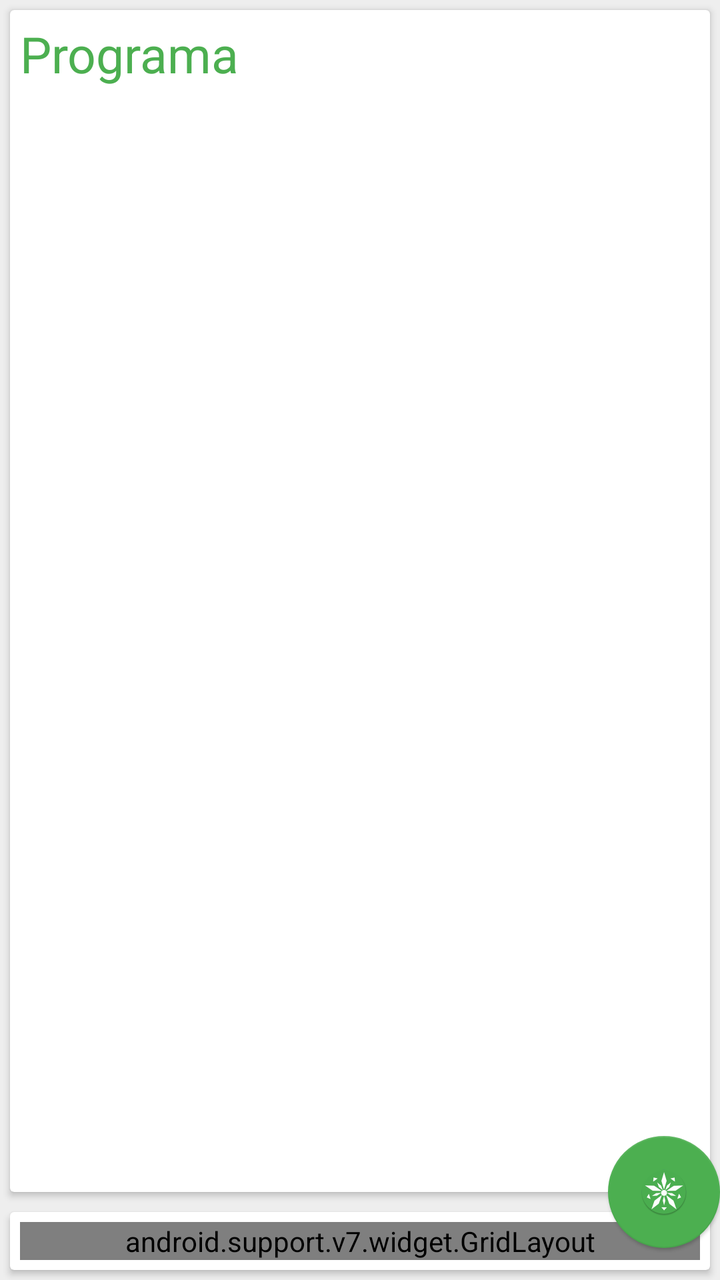
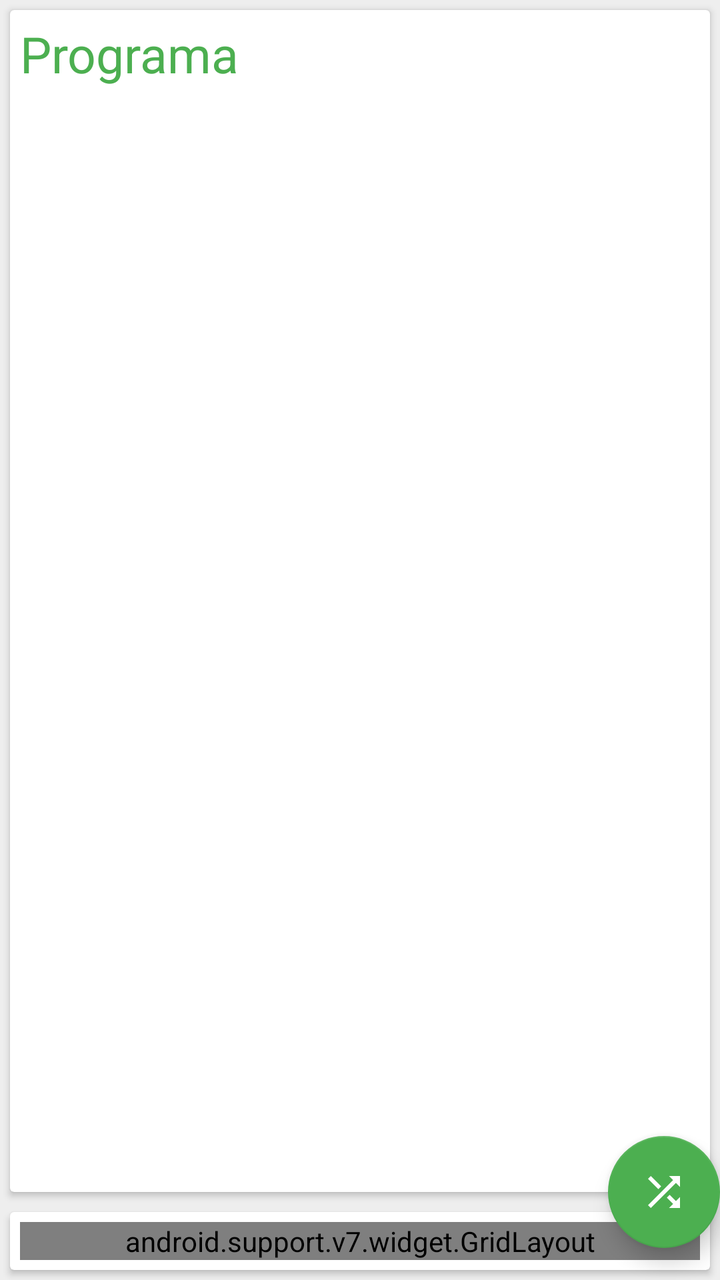

An Android layout rendered at two revisions. The XML below is the earlier revision; the diff shows what the commit changed to produce the second picture.
<!-- AndroidManifest.xml: application theme AppTheme -->
<!-- res/layout/degree_class_fragment.xml -->
<android.support.design.widget.CoordinatorLayout xmlns:android="http://schemas.android.com/apk/res/android"
    xmlns:app="http://schemas.android.com/apk/res-auto"
    xmlns:tools="http://schemas.android.com/tools"
    android:layout_width="match_parent"
    android:layout_height="match_parent">

    <android.support.design.widget.FloatingActionButton
        android:id="@+id/floatingActionButton"
        android:layout_width="match_parent"
        android:layout_height="wrap_content"
        android:clickable="true"
        android:scaleType="center"
        app:backgroundTint="@color/colorPrimary"
        app:elevation="1dp"
        app:fabSize="normal"
        app:layout_anchor="@+id/class_list"
        app:layout_anchorGravity="bottom|right"
        app:srcCompat="@drawable/swe_ranker_logo_round" />

    <LinearLayout
        android:layout_width="match_parent"
        android:layout_height="match_parent"
        android:orientation="vertical"
        tools:context="pt.cmg.sweranker.degrees.DegreeClassFragment"
        android:background="@color/darkerBackground">


        <android.support.v7.widget.CardView
            android:id="@+id/class_list"
            android:layout_width="match_parent"
            android:layout_height="0px"
            android:layout_margin="@dimen/card_margin"
            android:layout_weight="5"
            app:contentPadding="@dimen/card_inner_padding">

            <LinearLayout
                android:layout_width="match_parent"
                android:layout_height="match_parent"
                android:orientation="vertical">

                <TextView
                    android:id="@+id/class_curriculum"
                    android:layout_width="match_parent"
                    android:layout_height="wrap_content"
                    android:paddingBottom="@dimen/degree_class_title_botttom_padding"
                    android:text="@string/program"
                    android:textColor="@color/colorPrimary"
                    android:textSize="@dimen/degree_class_title_size" />

                <android.support.v7.widget.RecyclerView
                    android:id="@+id/degree_program_list"
                    android:layout_width="match_parent"
                    android:layout_height="match_parent" />

            </LinearLayout>
        </android.support.v7.widget.CardView>

        <android.support.v7.widget.CardView
            android:id="@+id/class_info"
            android:layout_width="match_parent"
            android:layout_height="wrap_content"
            android:layout_margin="@dimen/card_margin"
            app:contentPadding="@dimen/card_inner_padding">

            <android.support.v7.widget.GridLayout xmlns:grid="http://schemas.android.com/apk/res-auto"
                android:layout_width="match_parent"
                android:layout_height="match_parent"
                app:columnCount="4"
                app:rowCount="2">

                <TextView
                    android:id="@+id/textView2"
                    android:layout_width="wrap_content"
                    android:layout_height="wrap_content"
                    android:text="@string/year"
                    android:textColor="@color/colorPrimary"
                    android:textSize="@dimen/degree_class_subtitle_size"
                    app:layout_column="0"
                    app:layout_row="0"
                    grid:layout_columnWeight="0" />

                <TextView
                    android:id="@+id/year"
                    android:layout_width="wrap_content"
                    android:layout_height="wrap_content"
                    android:layout_alignParentStart="true"
                    android:layout_alignParentTop="true"
                    android:gravity="center_horizontal"
                    android:text="5"
                    android:textSize="@dimen/degree_class_subtitle_size"
                    app:layout_column="1"
                    app:layout_row="0"
                    grid:layout_columnWeight="2"
                    grid:layout_gravity="fill_horizontal" />

                <TextView
                    android:id="@+id/textView3"
                    android:layout_width="wrap_content"
                    android:layout_height="wrap_content"
                    android:text="@string/semester"
                    android:textColor="@color/colorPrimary"
                    android:textSize="@dimen/degree_class_subtitle_size"
                    app:layout_column="2"
                    app:layout_row="0"
                    grid:layout_columnWeight="0" />

                <TextView
                    android:id="@+id/semester"
                    android:layout_width="wrap_content"
                    android:layout_height="wrap_content"
                    android:layout_alignParentRight="true"
                    android:gravity="center_horizontal"
                    android:text="2"
                    android:textSize="@dimen/degree_class_subtitle_size"
                    app:layout_column="3"
                    app:layout_row="0"
                    grid:layout_columnWeight="2"
                    grid:layout_gravity="fill_horizontal" />

                <TextView
                    android:id="@+id/textView4"
                    android:layout_width="wrap_content"
                    android:layout_height="wrap_content"
                    android:text="@string/ects"
                    android:textColor="@color/colorPrimary"
                    android:textSize="@dimen/degree_class_subtitle_size"
                    app:layout_column="0"
                    app:layout_row="1"
                    grid:layout_columnWeight="0" />

                <TextView
                    android:id="@+id/ects"
                    android:layout_width="wrap_content"
                    android:layout_height="wrap_content"
                    android:layout_alignParentLeft="true"
                    android:layout_below="@+id/year"
                    android:gravity="center_horizontal"
                    android:text="6"
                    android:textSize="@dimen/degree_class_subtitle_size"
                    app:layout_column="1"
                    app:layout_row="1"
                    grid:layout_columnWeight="2"
                    grid:layout_gravity="fill_horizontal" />

                <TextView
                    android:id="@+id/textView5"
                    android:layout_width="wrap_content"
                    android:layout_height="wrap_content"
                    android:text="@string/optional"
                    android:textColor="@color/colorPrimary"
                    android:textSize="@dimen/degree_class_subtitle_size"
                    app:layout_column="2"
                    app:layout_row="1"
                    grid:layout_columnWeight="0" />

                <TextView
                    android:id="@+id/optional"
                    android:layout_width="wrap_content"
                    android:layout_height="wrap_content"
                    android:layout_alignParentRight="true"
                    android:layout_below="@+id/semester"
                    android:gravity="center_horizontal"
                    android:text="No"
                    android:textSize="@dimen/degree_class_subtitle_size"
                    app:layout_column="3"
                    app:layout_row="1"
                    grid:layout_columnWeight="2"
                    grid:layout_gravity="fill_horizontal" />

            </android.support.v7.widget.GridLayout>
        </android.support.v7.widget.CardView>

        

    </LinearLayout>
</android.support.design.widget.CoordinatorLayout>
<!-- resources referenced by this layout -->
<resources>
  <color name="colorPrimary">#4caf50</color>
  <color name="darkerBackground">#eeeeee</color>
  <dimen name="card_inner_padding">5dp</dimen>
  <dimen name="card_margin">5dp</dimen>
  <dimen name="degree_class_subtitle_size">20dp</dimen>
  <dimen name="degree_class_title_botttom_padding">7dp</dimen>
  <dimen name="degree_class_title_size">25dp</dimen>
  <!-- drawable swe_ranker_logo_round: png bitmap (drawable, 21504 bytes) -->
  <string name="ects">ECTS</string>
  <string name="optional">Opcional</string>
  <string name="program">Programa</string>
  <string name="semester">Semestre</string>
  <string name="year">Ano</string>
  <style name="AppTheme" parent="Theme.AppCompat.Light.NoActionBar">
          <item name="colorPrimary">@color/colorPrimary</item>
          <item name="colorPrimaryDark">@color/colorPrimaryDark</item>
          <item name="colorAccent">@color/colorAccent</item>
      </style>
  <color name="colorPrimaryDark">#388e3c</color>
  <color name="colorAccent">#ffffff</color>
</resources>

<!-- the commit's change to res/layout/degree_class_fragment.xml (unified diff, before → after) -->
@@ -5,17 +5,17 @@
     android:layout_height="match_parent">
 
     <android.support.design.widget.FloatingActionButton
-        android:id="@+id/floatingActionButton"
+        android:id="@+id/evaluateButton"
         android:layout_width="match_parent"
         android:layout_height="wrap_content"
         android:clickable="true"
         android:scaleType="center"
         app:backgroundTint="@color/colorPrimary"
-        app:elevation="1dp"
+        app:elevation="6dp"
         app:fabSize="normal"
         app:layout_anchor="@+id/class_list"
         app:layout_anchorGravity="bottom|right"
-        app:srcCompat="@drawable/swe_ranker_logo_round" />
+        app:srcCompat="@drawable/evaluate" />
 
     <LinearLayout
         android:layout_width="match_parent"
<!-- resource entries referenced after the edit -->
@@ -7,7 +7,7 @@
   <dimen name="degree_class_subtitle_size">20dp</dimen>
   <dimen name="degree_class_title_botttom_padding">7dp</dimen>
   <dimen name="degree_class_title_size">25dp</dimen>
-  <!-- drawable swe_ranker_logo_round: png bitmap (drawable, 21504 bytes) -->
+  <!-- drawable evaluate: png bitmap (drawable, 1313 bytes) -->
   <string name="ects">ECTS</string>
   <string name="optional">Opcional</string>
   <string name="program">Programa</string>
